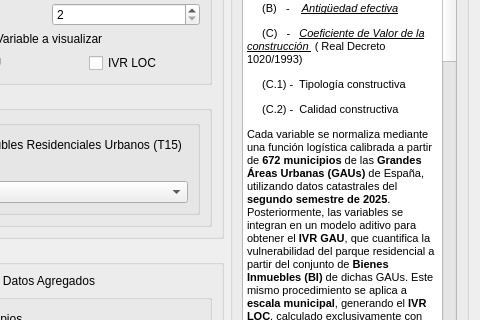
wildmanu/ivr_plugin, file ivr_plugin_dialog_base.ui: the form before one commit; both pictures show x 470 to 950 and y 238 to 558 of the 950 by 683 pixel window.
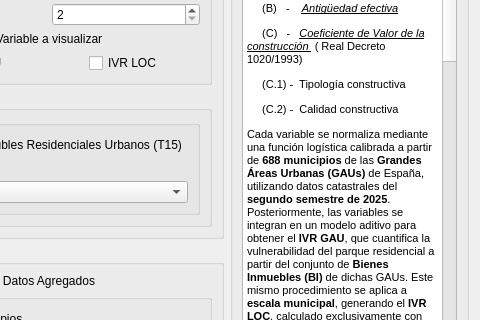
The form after the commit. Custom widgets are drawn as their Qt base class.

```diff
--- a/ivr_plugin_dialog_base.ui
+++ b/ivr_plugin_dialog_base.ui
@@ -65,7 +65,7 @@
          <string>&lt;!DOCTYPE HTML PUBLIC &quot;-//W3C//DTD HTML 4.0//EN&quot; &quot;http://www.w3.org/TR/REC-html40/strict.dtd&quot;&gt;
 &lt;html&gt;&lt;head&gt;&lt;meta name=&quot;qrichtext&quot; content=&quot;1&quot; /&gt;&lt;style type=&quot;text/css&quot;&gt;
 p, li { white-space: pre-wrap; }
-&lt;/style&gt;&lt;/head&gt;&lt;body style=&quot; font-family:'MS Shell Dlg 2'; font-size:7.875pt; font-weight:400; font-style:normal;&quot;&gt;
+&lt;/style&gt;&lt;/head&gt;&lt;body style=&quot; font-family:'MS Shell Dlg 2'; font-size:8.25pt; font-weight:400; font-style:normal;&quot;&gt;
 &lt;p align=&quot;center&quot; style=&quot; margin-top:12px; margin-bottom:12px; margin-left:0px; margin-right:0px; -qt-block-indent:0; text-indent:0px;&quot;&gt;&lt;span style=&quot; font-size:10pt; font-weight:600;&quot;&gt;Índice de Vulnerabilidad del Parque Residencial&lt;/span&gt;&lt;/p&gt;
 &lt;p style=&quot; margin-top:12px; margin-bottom:12px; margin-left:0px; margin-right:0px; -qt-block-indent:0; text-indent:0px;&quot;&gt;&lt;span style=&quot; font-size:8pt;&quot;&gt;El modelo evalúa información catastral procedente de la Sede Electrónica del Catastro, obtenida mediante la descarga de ficheros en formato &lt;/span&gt;&lt;span style=&quot; font-size:8pt; font-weight:600;&quot;&gt;.CAT&lt;/span&gt;&lt;span style=&quot; font-size:8pt;&quot;&gt; y &lt;/span&gt;&lt;span style=&quot; font-size:8pt; font-weight:600;&quot;&gt;Shapefile&lt;/span&gt;&lt;span style=&quot; font-size:8pt;&quot;&gt; desde el apartado &lt;/span&gt;&lt;span style=&quot; font-size:8pt; font-style:italic;&quot;&gt;Difusión de datos catastrales&lt;/span&gt;&lt;span style=&quot; font-size:8pt;&quot;&gt;. La información analizada se centra en la &lt;/span&gt;&lt;span style=&quot; font-size:8pt; font-weight:600;&quot;&gt;Tabla Tipo 14 (Registros de Construcciones)&lt;/span&gt;&lt;span style=&quot; font-size:8pt;&quot;&gt;, empleando las siguientes variables: &lt;/span&gt;&lt;/p&gt;
 &lt;p style=&quot; margin-top:12px; margin-bottom:12px; margin-left:0px; margin-right:0px; -qt-block-indent:0; text-indent:0px;&quot;&gt;&lt;span style=&quot; font-size:8pt;&quot;&gt;     (A)   -    &lt;/span&gt;&lt;span style=&quot; font-size:8pt; text-decoration: underline;&quot;&gt;Superficie bien inmueble&lt;/span&gt;&lt;/p&gt;
@@ -73,7 +73,7 @@
 &lt;p style=&quot; margin-top:12px; margin-bottom:12px; margin-left:0px; margin-right:0px; -qt-block-indent:0; text-indent:0px;&quot;&gt;&lt;span style=&quot; font-size:8pt;&quot;&gt;     (C)   -   &lt;/span&gt;&lt;span style=&quot; font-size:8pt; font-style:italic; text-decoration: underline;&quot;&gt;Coeficiente de Valor de la construcción &lt;/span&gt;&lt;span style=&quot; font-size:8pt;&quot;&gt; ( Real Decreto 1020/1993)&lt;/span&gt;&lt;/p&gt;
 &lt;p style=&quot; margin-top:12px; margin-bottom:12px; margin-left:0px; margin-right:0px; -qt-block-indent:0; text-indent:0px;&quot;&gt;&lt;span style=&quot; font-size:8pt;&quot;&gt;     (C.1) -  Tipología constructiva    &lt;/span&gt;&lt;/p&gt;
 &lt;p style=&quot; margin-top:12px; margin-bottom:12px; margin-left:0px; margin-right:0px; -qt-block-indent:0; text-indent:0px;&quot;&gt;&lt;span style=&quot; font-size:8pt;&quot;&gt;     (C.2) -  Calidad constructiva                            &lt;/span&gt;&lt;/p&gt;
-&lt;p style=&quot; margin-top:12px; margin-bottom:12px; margin-left:0px; margin-right:0px; -qt-block-indent:0; text-indent:0px;&quot;&gt;&lt;span style=&quot; font-size:8pt;&quot;&gt;Cada variable se normaliza mediante una función logística calibrada a partir de &lt;/span&gt;&lt;span style=&quot; font-size:8pt; font-weight:600;&quot;&gt;672 municipios &lt;/span&gt;&lt;span style=&quot; font-size:8pt;&quot;&gt;de las &lt;/span&gt;&lt;span style=&quot; font-size:8pt; font-weight:600;&quot;&gt;Grandes Áreas Urbanas (GAUs)&lt;/span&gt;&lt;span style=&quot; font-size:8pt;&quot;&gt; de España, utilizando datos catastrales del &lt;/span&gt;&lt;span style=&quot; font-size:8pt; font-weight:600;&quot;&gt;segundo semestre de 2025&lt;/span&gt;&lt;span style=&quot; font-size:8pt;&quot;&gt;. Posteriormente, las variables se integran en un modelo aditivo para obtener el &lt;/span&gt;&lt;span style=&quot; font-size:8pt; font-weight:600;&quot;&gt;IVR GAU&lt;/span&gt;&lt;span style=&quot; font-size:8pt;&quot;&gt;, que cuantifica la vulnerabilidad del parque residencial a partir del conjunto de &lt;/span&gt;&lt;span style=&quot; font-size:8pt; font-weight:600;&quot;&gt;Bienes Inmuebles (BI)&lt;/span&gt;&lt;span style=&quot; font-size:8pt;&quot;&gt; de dichas GAUs. Este mismo procedimiento se aplica a&lt;/span&gt;&lt;span style=&quot; font-size:8pt; font-weight:600;&quot;&gt; escala municipal&lt;/span&gt;&lt;span style=&quot; font-size:8pt;&quot;&gt;, generando el &lt;/span&gt;&lt;span style=&quot; font-size:8pt; font-weight:600;&quot;&gt;IVR LOC&lt;/span&gt;&lt;span style=&quot; font-size:8pt;&quot;&gt;, calculado exclusivamente con los BI existentes en cada municipio.&lt;/span&gt;&lt;/p&gt;
+&lt;p style=&quot; margin-top:12px; margin-bottom:12px; margin-left:0px; margin-right:0px; -qt-block-indent:0; text-indent:0px;&quot;&gt;&lt;span style=&quot; font-size:8pt;&quot;&gt;Cada variable se normaliza mediante una función logística calibrada a partir de &lt;/span&gt;&lt;span style=&quot; font-size:8pt; font-weight:600;&quot;&gt;688 municipios &lt;/span&gt;&lt;span style=&quot; font-size:8pt;&quot;&gt;de las &lt;/span&gt;&lt;span style=&quot; font-size:8pt; font-weight:600;&quot;&gt;Grandes Áreas Urbanas (GAUs)&lt;/span&gt;&lt;span style=&quot; font-size:8pt;&quot;&gt; de España, utilizando datos catastrales del &lt;/span&gt;&lt;span style=&quot; font-size:8pt; font-weight:600;&quot;&gt;segundo semestre de 2025&lt;/span&gt;&lt;span style=&quot; font-size:8pt;&quot;&gt;. Posteriormente, las variables se integran en un modelo aditivo para obtener el &lt;/span&gt;&lt;span style=&quot; font-size:8pt; font-weight:600;&quot;&gt;IVR GAU&lt;/span&gt;&lt;span style=&quot; font-size:8pt;&quot;&gt;, que cuantifica la vulnerabilidad del parque residencial a partir del conjunto de &lt;/span&gt;&lt;span style=&quot; font-size:8pt; font-weight:600;&quot;&gt;Bienes Inmuebles (BI)&lt;/span&gt;&lt;span style=&quot; font-size:8pt;&quot;&gt; de dichas GAUs. Este mismo procedimiento se aplica a&lt;/span&gt;&lt;span style=&quot; font-size:8pt; font-weight:600;&quot;&gt; escala municipal&lt;/span&gt;&lt;span style=&quot; font-size:8pt;&quot;&gt;, generando el &lt;/span&gt;&lt;span style=&quot; font-size:8pt; font-weight:600;&quot;&gt;IVR LOC&lt;/span&gt;&lt;span style=&quot; font-size:8pt;&quot;&gt;, calculado exclusivamente con los BI existentes en cada municipio.&lt;/span&gt;&lt;/p&gt;
 &lt;p style=&quot; margin-top:12px; margin-bottom:12px; margin-left:0px; margin-right:0px; -qt-block-indent:0; text-indent:0px;&quot;&gt;&lt;span style=&quot; font-size:8pt;&quot;&gt;Además, el complemento permite incorporar tanto las variables originales como las normalizadas del &lt;/span&gt;&lt;span style=&quot; font-size:8pt; font-weight:600;&quot;&gt;IVR&lt;/span&gt;&lt;span style=&quot; font-size:8pt;&quot;&gt;, así como distintas &lt;/span&gt;&lt;span style=&quot; font-size:8pt; font-weight:600;&quot;&gt;clasificaciones de las GAUs&lt;/span&gt;&lt;span style=&quot; font-size:8pt;&quot;&gt; (Cuantiles, Jenks e Intervalos iguales). Incluye también variables adicionales, como el número de construcciones o de &lt;/span&gt;&lt;span style=&quot; font-size:8pt; font-weight:600;&quot;&gt;Bienes Inmuebles por parcela catastral&lt;/span&gt;&lt;span style=&quot; font-size:8pt;&quot;&gt;. Asimismo, posibilita filtrar los BI no estrictamente residenciales, ajustar la proyección al área de estudio y añadir &lt;/span&gt;&lt;span style=&quot; font-size:8pt; font-weight:600;&quot;&gt;salidas gráficas y resúmenes de datos agregados&lt;/span&gt;&lt;span style=&quot; font-size:8pt;&quot;&gt;.&lt;/span&gt;&lt;/p&gt;
 &lt;p align=&quot;center&quot; style=&quot; margin-top:12px; margin-bottom:12px; margin-left:0px; margin-right:0px; -qt-block-indent:0; text-indent:0px;&quot;&gt;&lt;span style=&quot; font-size:8pt; font-weight:600; font-style:italic;&quot;&gt;OBTENCIÓN DE DATOS&lt;/span&gt;&lt;/p&gt;
 &lt;p align=&quot;justify&quot; style=&quot; margin-top:12px; margin-bottom:12px; margin-left:0px; margin-right:0px; -qt-block-indent:0; text-indent:0px;&quot;&gt;&lt;span style=&quot; font-size:8pt;&quot;&gt;Descargue los datos catastrales en el aparado &amp;quot;&lt;/span&gt;&lt;span style=&quot; font-size:8pt; text-decoration: underline;&quot;&gt;Difusión de datos catastrales&lt;/span&gt;&lt;span style=&quot; font-size:8pt;&quot;&gt;&amp;quot; en &lt;/span&gt;&lt;span style=&quot; font-size:8pt; font-weight:600; font-style:italic;&quot;&gt; www.sedecatastro.gob.es&lt;/span&gt;&lt;/p&gt;
```
